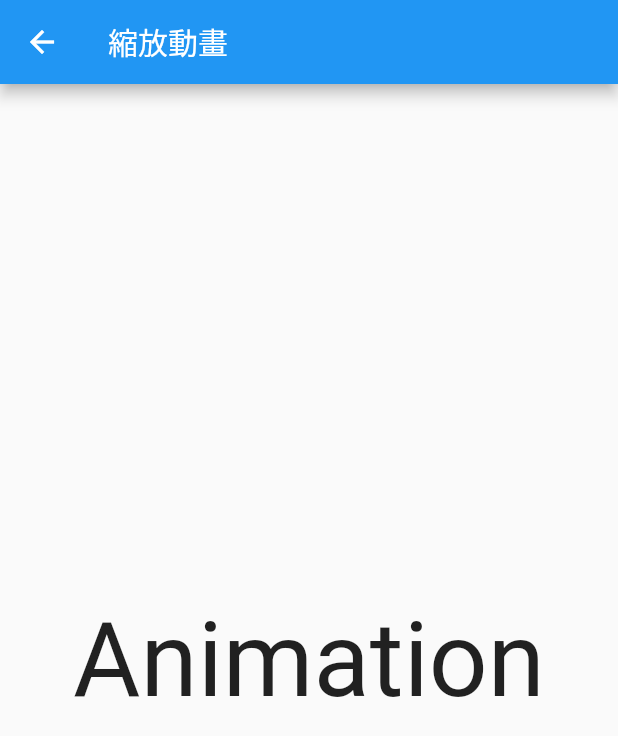
After one commit to tpps89305/flutter_playground, a Flutter app: the AnimationScaleMovePage screen opened by its route, on a phone screen of 412 x 824 dp. The commit adds this screen. Shown: the top 736 px of the screen. Run offline on Flutter 3.47's test engine with Material 2 defaults, Android fonts, the phone set to English and light mode, and no system bars; our stand-ins replace fluttertoast, image_picker, numberpicker, photo_view; missing offline and left inert: wechat_assets_picker.

Commit message:
Add animation scale move page

```diff
--- a/lib/constants/constants.dart
+++ b/lib/constants/constants.dart
@@ -19,6 +19,8 @@ class Constants {
     list.add(ContentItem("畫廊", route: NavigationRoutes.gridViewPage));
     list.add(
         ContentItem("旋轉動畫", route: NavigationRoutes.animationTransformPage));
+    list.add(
+        ContentItem("縮放動畫", route: NavigationRoutes.animationScaleMovePage));
     return list;
   }
 
--- a/lib/constants/navigation_routes.dart
+++ b/lib/constants/navigation_routes.dart
@@ -12,4 +12,5 @@ class NavigationRoutes {
   static const String imagePickerPage = "imagePicker";
   static const String gridViewPage = "gridView";
   static const String animationTransformPage = "animationTransform";
+  static const String animationScaleMovePage = "animationScaleMove";
 }
--- a/lib/main.dart
+++ b/lib/main.dart
@@ -1,4 +1,5 @@
 import 'package:flutter/material.dart';
+import 'package:flutter_playground/page/animation_scale_move_page.dart';
 import 'package:flutter_playground/page/animation_transform_page.dart';
 import 'package:flutter_playground/page/button_page.dart';
 import 'package:flutter_playground/page/checkbox_list_page.dart';
@@ -37,7 +38,10 @@ class MyApp extends StatelessWidget {
     NavigationRoutes.galleryPage: (context) => const GalleryPage(),
     NavigationRoutes.imagePickerPage: (context) => const ImagePickerPage(),
     NavigationRoutes.gridViewPage: (context) => const GridViewPage(),
-    NavigationRoutes.animationTransformPage: (context) => const AnimationTransformPage()
+    NavigationRoutes.animationTransformPage: (context) =>
+        const AnimationTransformPage(),
+    NavigationRoutes.animationScaleMovePage: (context) =>
+        const AnimationScaleMovePage()
   };
 
   @override
--- /dev/null
+++ b/lib/page/animation_scale_move_page.dart
@@ -0,0 +1,75 @@
+import 'package:flutter/material.dart';
+
+class AnimationScaleMovePage extends StatelessWidget {
+  const AnimationScaleMovePage({Key? key}) : super(key: key);
+
+  @override
+  Widget build(BuildContext context) {
+    const wrapper = _AnimationWrapper();
+    return Scaffold(
+      appBar: AppBar(title: const Text("縮放動畫")),
+      body: const Center(
+        child: wrapper,
+      ),
+    );
+  }
+}
+
+class _AnimationWrapper extends StatefulWidget {
+  const _AnimationWrapper({Key? key}) : super(key: key);
+
+  @override
+  _AnimationWrapperState createState() => _AnimationWrapperState();
+}
+
+class _AnimationWrapperState extends State<_AnimationWrapper>
+    with SingleTickerProviderStateMixin {
+  late Animation _animation;
+  late AnimationController _controller;
+
+  @override
+  void initState() {
+    super.initState();
+    _controller =
+        AnimationController(duration: const Duration(seconds: 3), vsync: this);
+
+    final curvedAnim =
+        CurvedAnimation(parent: _controller, curve: Curves.fastOutSlowIn);
+
+    // 用 .. 忽略不需要的回傳結果
+    _animation = Tween(begin: 0.5, end: 2.5).animate(curvedAnim)
+      ..addListener(() {
+        setState(() {});
+      })
+      ..addStatusListener((status) {
+        switch (status) {
+          case AnimationStatus.completed:
+            _controller.reverse();
+            break;
+          case AnimationStatus.dismissed:
+            _controller.forward();
+            break;
+          default:
+        }
+      });
+    _controller.forward();
+  }
+
+  @override
+  void dispose() {
+    _controller.dispose();
+    super.dispose();
+  }
+
+  @override
+  Widget build(BuildContext context) {
+    return Transform(
+      child: const Text(
+        "Animation",
+        style: TextStyle(fontSize: 30),
+      ),
+      alignment: FractionalOffset.center,
+      transform: Matrix4.identity()..scale(_animation.value, _animation.value),
+    );
+  }
+}
```
